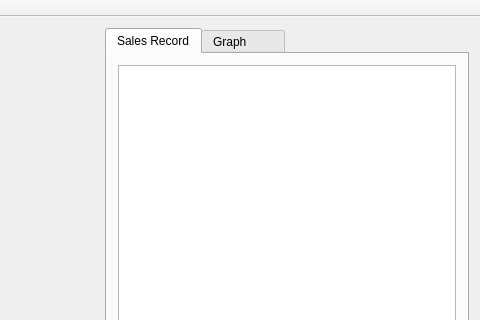
Before: the Qt Designer form psms/mainwindow.ui in pangboww/psms, drawn with Qt 5; both pictures show x 524 to 1004 and y 0 to 320 of the 1004 by 619 pixel window.
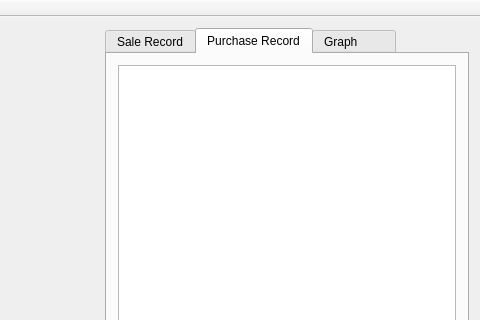
After: the same form once the commit is applied.

Commit message:
update provider record
add provider record tab
add provider tabel view

Patch:
```diff
--- a/psms/mainwindow.ui
+++ b/psms/mainwindow.ui
@@ -218,14 +218,14 @@
       <item>
        <widget class="QTabWidget" name="tabWidget">
         <property name="currentIndex">
-         <number>0</number>
+         <number>1</number>
         </property>
         <property name="usesScrollButtons">
          <bool>false</bool>
         </property>
         <widget class="QWidget" name="tab_1">
          <attribute name="title">
-          <string>Sales Record</string>
+          <string>Sale Record</string>
          </attribute>
          <layout class="QHBoxLayout" name="horizontalLayout_8">
           <item>
@@ -233,7 +233,17 @@
           </item>
          </layout>
         </widget>
-        <widget class="QWidget" name="tab_2">
+        <widget class="QWidget" name="purchaseRecordTab">
+         <attribute name="title">
+          <string>Purchase Record</string>
+         </attribute>
+         <layout class="QHBoxLayout" name="horizontalLayout_12">
+          <item>
+           <widget class="QTableView" name="purchaseTableView"/>
+          </item>
+         </layout>
+        </widget>
+        <widget class="QWidget" name="GraphTab">
          <attribute name="title">
           <string>Graph        </string>
          </attribute>
```
Left out of the diff: 4 changed lines with no effect on the pictures. The commit also changes 3 other files.
